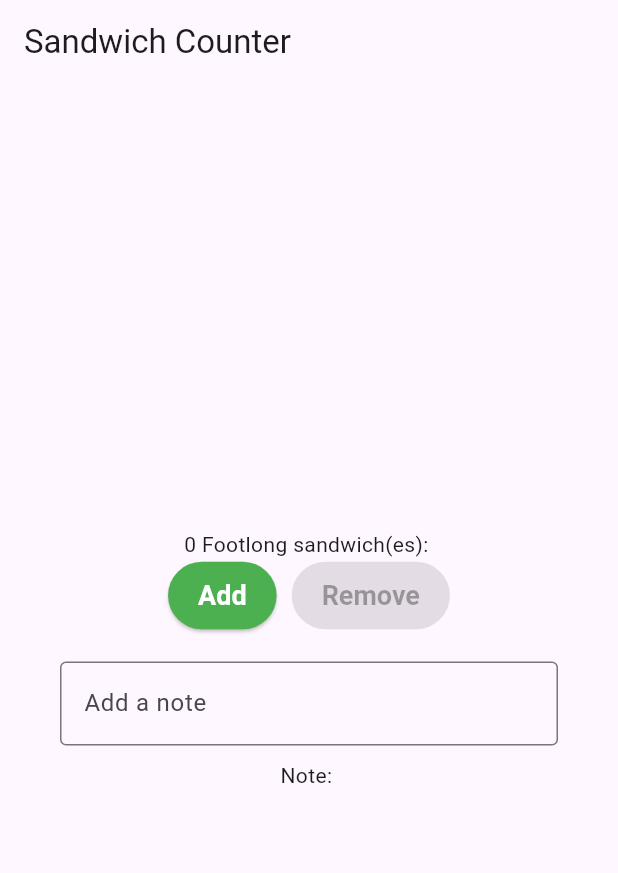
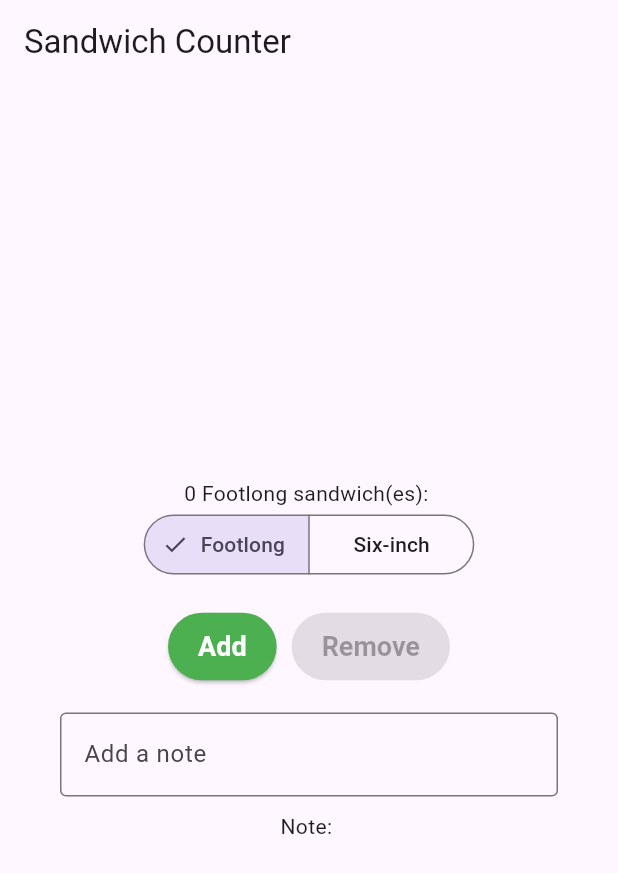
Before and after one commit to Zahoor-Khan1/flutter_application_1, a Flutter app: the screen it shows after launch, on a phone screen of 412 x 824 dp. Shown: the top 873 px of the screen. Run offline on Flutter 3.47's test engine with Material 3 defaults, Android fonts, the phone set to English and light mode, and no system bars.

Commit message:
switch between sandwich types

```diff
--- a/lib/main.dart
+++ b/lib/main.dart
@@ -30,6 +30,7 @@ class OrderScreen extends StatefulWidget {
 class _OrderScreenState extends State<OrderScreen> {
   int _quantity = 0;
   String _note = '';
+  String _sandwichType = 'Footlong';
   void _increaseQuantity() {
     if (_quantity < widget.maxQuantity) {
       setState(() => _quantity++);
@@ -54,8 +55,22 @@ class _OrderScreenState extends State<OrderScreen> {
           children: <Widget>[
             OrderItemDisplay(
               _quantity,
-              'Footlong',
+              _sandwichType,
             ),
+            SegmentedButton<String>(         // 🔵 ADD THIS
+  segments: const [
+    ButtonSegment(value: 'Footlong', label: Text('Footlong')),
+    ButtonSegment(value: 'Six-inch', label: Text('Six-inch')),
+  ],
+  selected: {_sandwichType},
+  onSelectionChanged: (value) {
+    setState(() {
+      _sandwichType = value.first;
+    });
+  },
+),
+const SizedBox(height: 20),            // optional spacing
+
             Row(
               mainAxisAlignment: MainAxisAlignment.center,
               children: [
```
